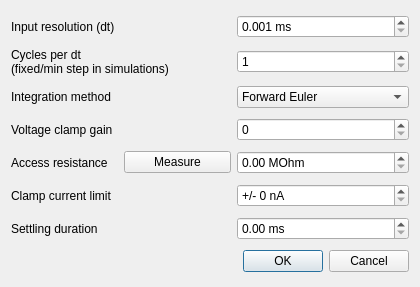
Qt form src/gui/rundatadialog.ui (CompEphys-team/rtdo) before a commit.
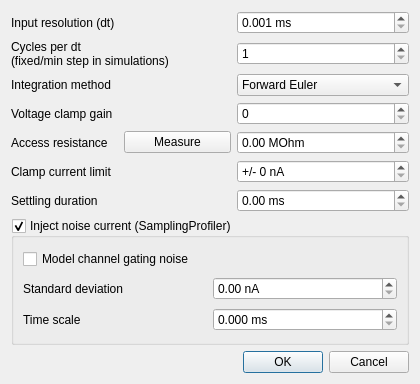
The same form after that commit.

Commit message: Added noise settings to RunData

Patch:
```diff
--- a/src/gui/rundatadialog.ui
+++ b/src/gui/rundatadialog.ui
@@ -7,7 +7,7 @@
     <x>0</x>
     <y>0</y>
     <width>420</width>
-    <height>287</height>
+    <height>384</height>
    </rect>
   </property>
   <property name="windowTitle">
@@ -59,7 +59,7 @@
      </property>
     </widget>
    </item>
-   <item row="8" column="1" colspan="2">
+   <item row="9" column="1" colspan="2">
     <widget class="QDialogButtonBox" name="buttonBox">
      <property name="standardButtons">
       <set>QDialogButtonBox::Cancel|QDialogButtonBox::Ok</set>
@@ -172,6 +172,62 @@
      </property>
     </widget>
    </item>
+   <item row="7" column="0" colspan="3">
+    <widget class="QGroupBox" name="noisy">
+     <property name="title">
+      <string>Inject noise current (SamplingProfiler)</string>
+     </property>
+     <property name="checkable">
+      <bool>true</bool>
+     </property>
+     <layout class="QGridLayout" name="gridLayout_2">
+      <item row="0" column="0" colspan="2">
+       <widget class="QCheckBox" name="noisyChannels">
+        <property name="text">
+         <string>Model channel gating noise</string>
+        </property>
+       </widget>
+      </item>
+      <item row="1" column="0">
+       <widget class="QLabel" name="label_33">
+        <property name="text">
+         <string>Standard deviation</string>
+        </property>
+       </widget>
+      </item>
+      <item row="1" column="1">
+       <widget class="QDoubleSpinBox" name="noiseStd">
+        <property name="suffix">
+         <string> nA</string>
+        </property>
+        <property name="maximum">
+         <double>1000.000000000000000</double>
+        </property>
+       </widget>
+      </item>
+      <item row="2" column="0">
+       <widget class="QLabel" name="label_34">
+        <property name="text">
+         <string>Time scale</string>
+        </property>
+       </widget>
+      </item>
+      <item row="2" column="1">
+       <widget class="QDoubleSpinBox" name="noiseTau">
+        <property name="suffix">
+         <string> ms</string>
+        </property>
+        <property name="decimals">
+         <number>3</number>
+        </property>
+        <property name="maximum">
+         <double>999.999000000000024</double>
+        </property>
+       </widget>
+      </item>
+     </layout>
+    </widget>
+   </item>
   </layout>
  </widget>
  <resources/>
```
The commit also changes 3 other files.
